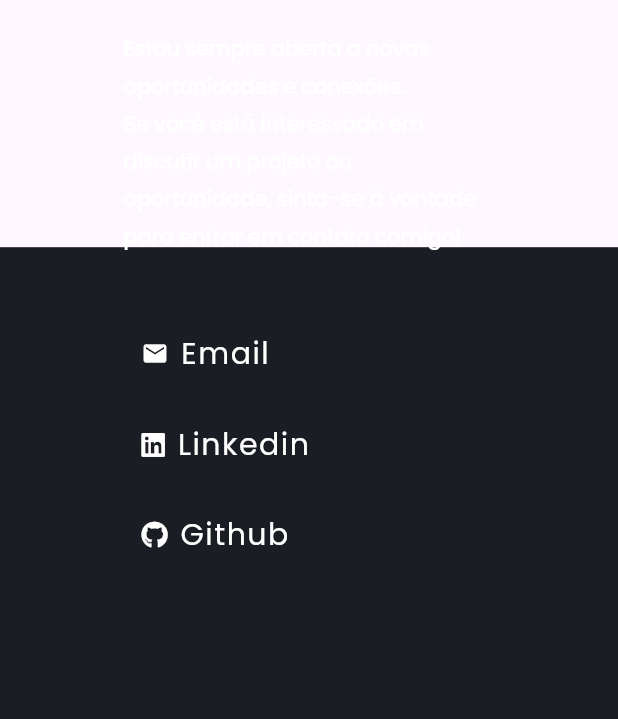
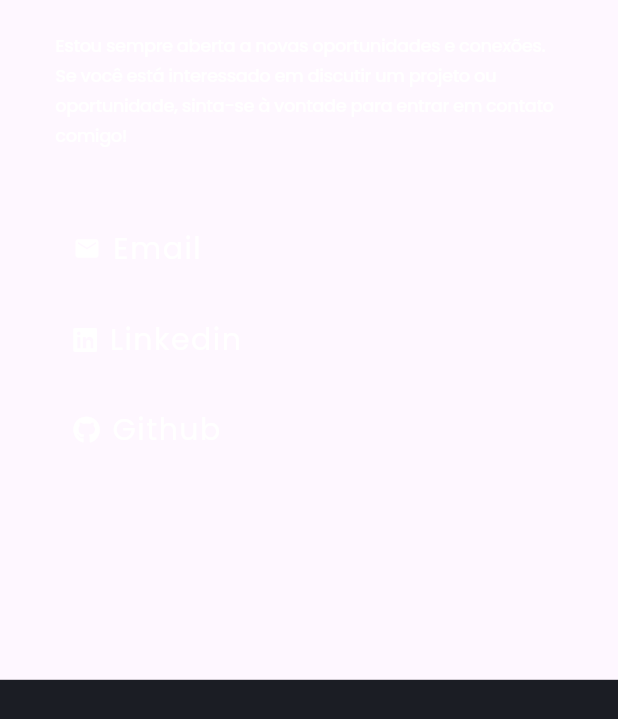
Before and after one commit to lavfreits/lavfreits.github.io, a Flutter app: the ContactSection widget shown alone on an empty page, opened directly, on a phone screen of 412 x 824 dp. Shown: the top 719 px of the screen. Run offline on Flutter 3.47's test engine with Material 3 defaults, Android fonts, the phone set to English and light mode, and no system bars; drawn by our look-alikes of auto_size_text; our stand-ins replace flutter_bloc, font_awesome_flutter, google_fonts; network calls fail.

Commit message:
responsiveness fix and add padding

```diff
--- a/lib/presentation/widgets/build_experience_card.dart
+++ b/lib/presentation/widgets/build_experience_card.dart
@@ -32,7 +32,11 @@ class BuildExperienceCard extends StatelessWidget {
         EdgeInsets.symmetric(horizontal: horizontal, vertical: vertical);
 
     return Padding(
-      padding: getPadding(0.1 * screenSize.width, 0.02 * screenSize.width),
+      padding: getPadding(
+          screenSize.width > 1100
+              ? 0.2 * screenSize.width
+              : 0.1 * screenSize.width,
+          0.02 * screenSize.width),
       child: Container(
         width: screenSize.width * 0.8,
         decoration: BoxDecoration(
--- a/lib/presentation/widgets/contact_section.dart
+++ b/lib/presentation/widgets/contact_section.dart
@@ -20,14 +20,16 @@ class ContactSection extends StatelessWidget {
       key: key,
       children: [
         Container(
-          height: screenSize.width < 900
-              ? 0.8 * screenSize.height
-              : 0.6 * screenSize.height,
+          height: screenSize.width < 600
+              ? 0.45 * screenSize.height
+              : 0.52 * screenSize.height,
           color: design.terciary500,
         ),
         Padding(
           padding: getPadding(
-            0.2 * screenSize.width,
+            screenSize.width > 1100
+                ? 0.2 * screenSize.width
+                : 0.09 * screenSize.width,
             0.05 * screenSize.width,
           ),
           child: Column(
@@ -36,13 +38,16 @@ class ContactSection extends StatelessWidget {
               AutoSizeText(
                 i18n.contactMeDesc,
                 style: design.h3().copyWith(
-                      fontSize: screenSize.width > 900
+                      fontSize: screenSize.width > 1200
                           ? 0.02 * screenSize.width
-                          : 0.035 * screenSize.width,
+                          : 0.028 * screenSize.width,
                       height: 1.7,
                     ),
               ),
-              SizedBox(height: 0.05 * screenSize.height),
+              SizedBox(
+                  height: screenSize.width > 900
+                      ? 0.1 * screenSize.height
+                      : 0.05 * screenSize.height),
               screenSize.width < 900
                   ? Column(
                       mainAxisAlignment: MainAxisAlignment.spaceBetween,
```
Also changed, not shown: lib/presentation/home.dart (+23 -37 lines), lib/presentation/widgets/project_card_list.dart (+21 -5 lines).
